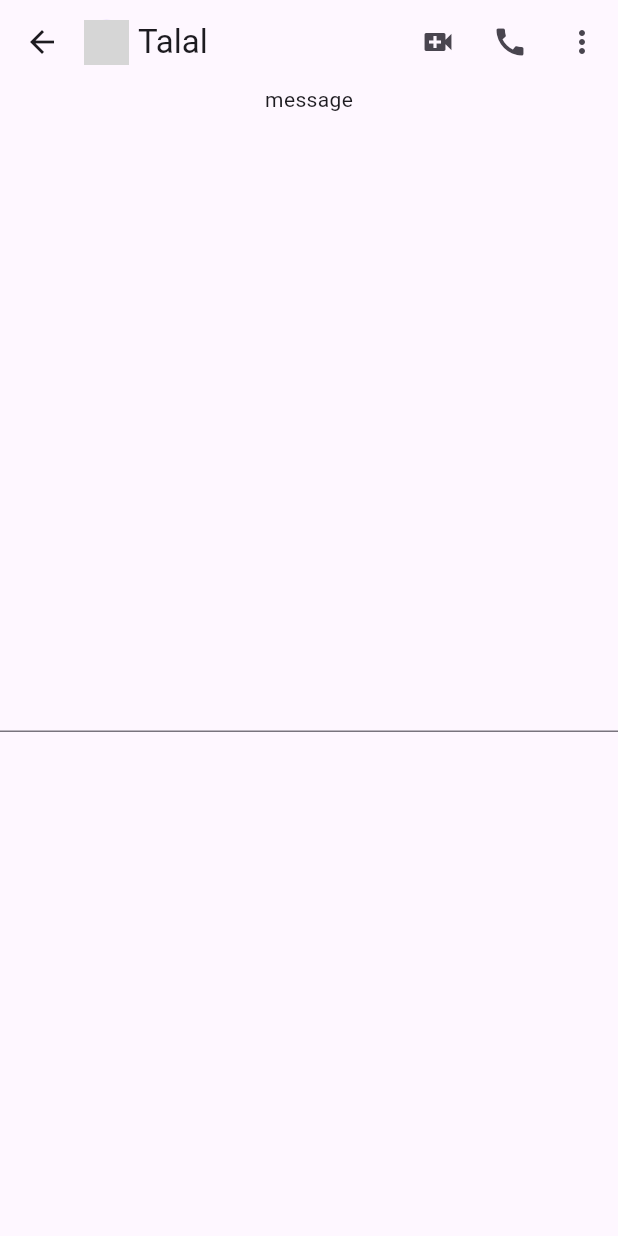
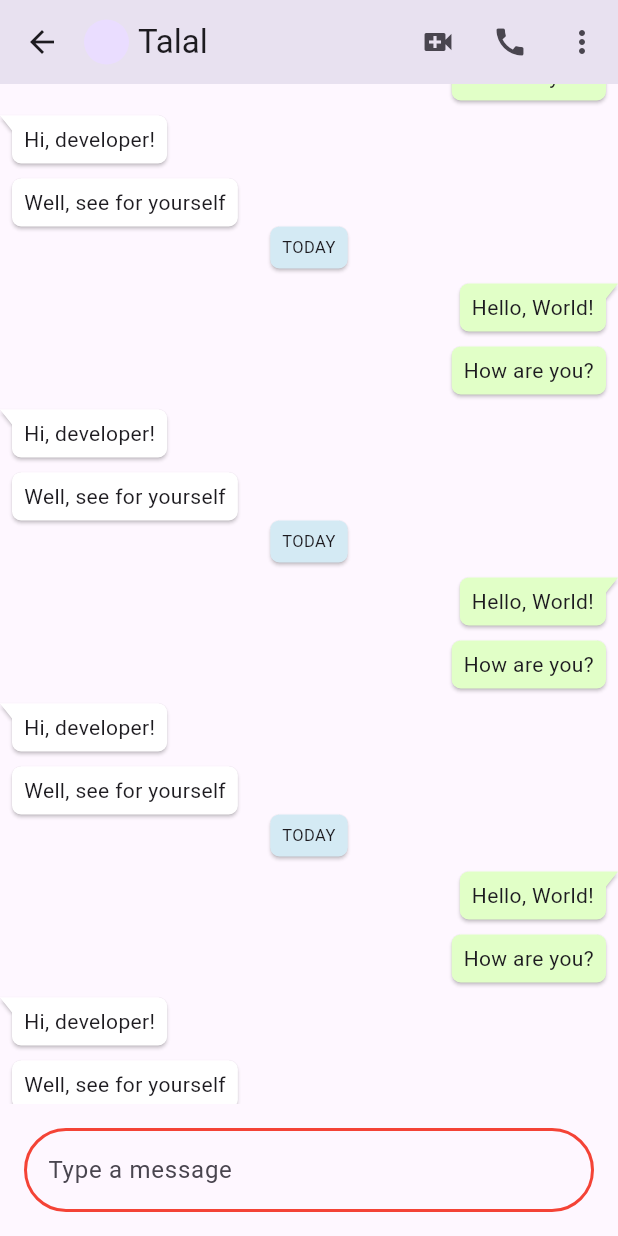
Before and after one commit to muhammadtalal8/whatsappclone, a Flutter app: the ChatDetailPage screen opened directly, on a phone screen of 412 x 824 dp. Run offline on Flutter 3.47's test engine with Material 3 defaults, Android fonts, the phone set to English and light mode, and no system bars; drawn by our look-alikes of bubble; grey boxes are pictures that could not be loaded.

Commit message:
first commit

```diff
--- a/lib/chat_detail_page.dart
+++ b/lib/chat_detail_page.dart
@@ -1,6 +1,5 @@
-// ignore_for_file: avoid_print
-
 import 'package:flutter/material.dart';
+import 'package:firstappp/message_page.dart';
 
 class ChatDetailPage extends StatefulWidget {
   const ChatDetailPage({super.key});
@@ -19,7 +18,6 @@ class _ChatDetailPageState extends State<ChatDetailPage> {
         title: const Row(
           children: [
             CircleAvatar(
-              backgroundImage: AssetImage('images/bird-8788491_1280.webp'),
               radius: 15,
             ),
             Padding(
@@ -48,8 +46,32 @@ class _ChatDetailPageState extends State<ChatDetailPage> {
       ),
       body: Column(
         children: [
-          Expanded(child: Text('message')),
-          Flexible(child: TextFormField()),
+          const Expanded(child: MessagePage()),
+          Container(
+            alignment: Alignment.bottomCenter,
+            padding: const EdgeInsets.all(16.0),
+            child: Row(
+              children: [
+                Flexible(
+                  child: TextFormField(
+                    minLines: 1,
+                    maxLines: 5,
+                    decoration: InputDecoration(
+                        focusedBorder: OutlineInputBorder(
+                            borderRadius: BorderRadius.circular(50),
+                            borderSide: const BorderSide(
+                                color: Colors.red, width: 2.0)),
+                        enabledBorder: OutlineInputBorder(
+                          borderRadius: BorderRadius.circular(50),
+                          borderSide:
+                              const BorderSide(color: Colors.red, width: 2.0),
+                        ),
+                        hintText: 'Type a message'),
+                  ),
+                ),
+              ],
+            ),
+          )
         ],
       ),
     );
--- a/lib/chat_models.dart
+++ b/lib/chat_models.dart
@@ -15,7 +15,7 @@ List<ChatModel> chatData = [
       name: "Talal",
       message: "Hello",
       time: "9:42",
-      avatar: "lib/images/bird.webp"),
+      avatar: "images/bird.webp"),
   ChatModel(
-      name: "Nabeel", message: "Hi", time: "10:14", avatar: "images/bird.webp"),
+      name: "Nabeel", message: "Hi", time: "10:14", avatar: "images/tree.jpg"),
 ];
--- a/lib/home_page.dart
+++ b/lib/home_page.dart
@@ -1,3 +1,4 @@
+import 'package:firstappp/call_page.dart';
 import 'package:flutter/material.dart';
 import 'package:firstappp/chat_page.dart';
 
@@ -16,7 +17,7 @@ class _MyHomePageState extends State<MyHomePage>
   late TabController _tabController;
   final List<Tab> topTabs = <Tab>[
     const Tab(
-      icon: Icon(Icons.camera_alt),
+      icon: Icon(Icons.camera_alt_sharp),
     ),
     const Tab(text: 'CHATS'),
     const Tab(text: 'STATUS'),
@@ -64,7 +65,7 @@ class _MyHomePageState extends State<MyHomePage>
             Text('camera'),
             ChatPage(),
             Text('Status'),
-            Text('Call'),
+            CallPage()
           ],
         ));
   }
--- /dev/null
+++ b/lib/message_page.dart
@@ -0,0 +1,158 @@
+import 'package:flutter/material.dart';
+import 'package:bubble/bubble.dart';
+import 'package:flutter/scheduler.dart';
+
+class MessagePage extends StatefulWidget {
+  const MessagePage({super.key});
+
+  @override
+  State<MessagePage> createState() => _MessagePageState();
+}
+
+class _MessagePageState extends State<MessagePage> {
+  static const styleSender = BubbleStyle(
+    margin: BubbleEdges.only(top: 10),
+    alignment: Alignment.topLeft,
+    nip: BubbleNip.leftTop,
+    showNip: false,
+  );
+  static const styleReciver = BubbleStyle(
+    margin: BubbleEdges.only(top: 10),
+    alignment: Alignment.topRight,
+    nip: BubbleNip.rightTop,
+    showNip: false,
+    color: Color.fromRGBO(225, 255, 199, 1),
+  );
+  final ScrollController _myController = ScrollController();
+  @override
+  Widget build(BuildContext context) {
+    SchedulerBinding.instance.addPostFrameCallback((_) {
+      _myController.jumpTo(_myController.position.maxScrollExtent);
+    });
+    return ListView(
+      controller: _myController,
+      children: [
+        Bubble(
+          alignment: Alignment.center,
+          color: const Color.fromRGBO(212, 234, 244, 1),
+          child: const Text('TODAY',
+              textAlign: TextAlign.center, style: TextStyle(fontSize: 11)),
+        ),
+        Bubble(
+          style: styleReciver,
+          showNip: true,
+          child: const Text('Hello, World!', textAlign: TextAlign.right),
+        ),
+        Bubble(
+          style: styleReciver,
+          child: const Text('How are you?', textAlign: TextAlign.right),
+        ),
+        Bubble(
+          style: styleSender,
+          showNip: true,
+          child: const Text('Hi, developer!'),
+        ),
+        Bubble(
+          style: styleSender,
+          child: const Text('Well, see for yourself'),
+        ),
+        Bubble(
+          alignment: Alignment.center,
+          color: const Color.fromRGBO(212, 234, 244, 1),
+          child: const Text('TODAY',
+              textAlign: TextAlign.center, style: TextStyle(fontSize: 11)),
+        ),
+        Bubble(
+          style: styleReciver,
+          showNip: true,
+          child: const Text('Hello, World!', textAlign: TextAlign.right),
+        ),
+        Bubble(
+          style: styleReciver,
+          child: const Text('How are you?', textAlign: TextAlign.right),
+        ),
+        Bubble(
+          style: styleSender,
+          showNip: true,
+          child: const Text('Hi, developer!'),
+        ),
+        Bubble(
+          style: styleSender,
+          child: const Text('Well, see for yourself'),
+        ),
+        Bubble(
+          alignment: Alignment.center,
+          color: const Color.fromRGBO(212, 234, 244, 1),
+          child: const Text('TODAY',
+              textAlign: TextAlign.center, style: TextStyle(fontSize: 11)),
+        ),
+        Bubble(
+          style: styleReciver,
+          showNip: true,
+          child: const Text('Hello, World!', textAlign: TextAlign.right),
+        ),
+        Bubble(
+          style: styleReciver,
+          child: const Text('How are you?', textAlign: TextAlign.right),
+        ),
+        Bubble(
+          style: styleSender,
+          showNip: true,
+          child: const Text('Hi, developer!'),
+        ),
+        Bubble(
+          style: styleSender,
+          child: const Text('Well, see for yourself'),
+        ),
+        Bubble(
+          alignment: Alignment.center,
+          color: const Color.fromRGBO(212, 234, 244, 1),
+          child: const Text('TODAY',
+              textAlign: TextAlign.center, style: TextStyle(fontSize: 11)),
+        ),
+        Bubble(
+          style: styleReciver,
+          showNip: true,
+          child: const Text('Hello, World!', textAlign: TextAlign.right),
+        ),
+        Bubble(
+          style: styleReciver,
+          child: const Text('How are you?', textAlign: TextAlign.right),
+        ),
+        Bubble(
+          style: styleSender,
+          showNip: true,
+          child: const Text('Hi, developer!'),
+        ),
+        Bubble(
+          style: styleSender,
+          child: const Text('Well, see for yourself'),
+        ),
+        Bubble(
+          alignment: Alignment.center,
+          color: const Color.fromRGBO(212, 234, 244, 1),
+          child: const Text('TODAY',
+              textAlign: TextAlign.center, style: TextStyle(fontSize: 11)),
+        ),
+        Bubble(
+          style: styleReciver,
+          showNip: true,
+          child: const Text('Hello, World!', textAlign: TextAlign.right),
+        ),
+        Bubble(
+          style: styleReciver,
+          child: const Text('How are you?', textAlign: TextAlign.right),
+        ),
+        Bubble(
+          style: styleSender,
+          showNip: true,
+          child: const Text('Hi, developer!'),
+        ),
+        Bubble(
+          style: styleSender,
+          child: const Text('Well, see for yourself'),
+        ),
+      ],
+    );
+  }
+}
```
Also changed, not shown: lib/call_model.dart (added, +39 -0 lines), lib/call_page.dart (added, +46 -0 lines), pubspec.yaml (+7 -4 lines), images/bird.webp (renamed from lib/images/bird.webp), images/tree.jpg (renamed from lib/images/tree.jpg), pubspec.lock, 2 other files.
